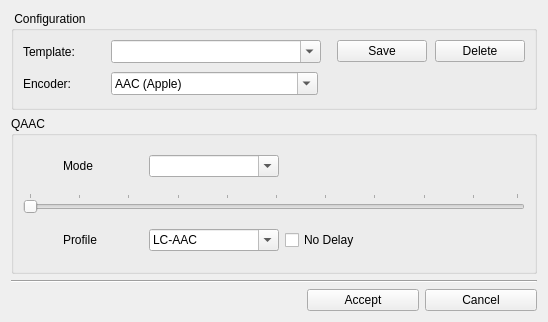
Old version of the form tools/audio_config.ui in the repository emako/qvs.
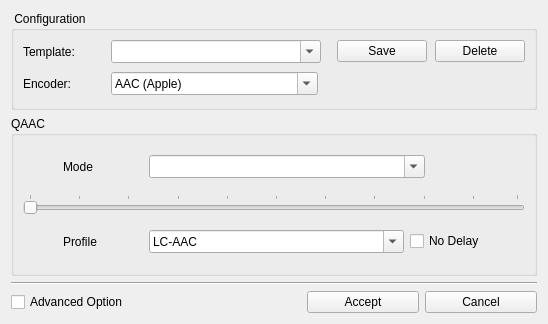
New version of the form. Icons and pictures are not drawn.

Commit message:
Resource chg & Audio Config chg
Added Splash Alpha Ch.
Update to alpha1.4.

The edit to the form file:
```diff
--- a/tools/audio_config.ui
+++ b/tools/audio_config.ui
@@ -7,7 +7,7 @@
     <x>0</x>
     <y>0</y>
     <width>548</width>
-    <height>322</height>
+    <height>324</height>
    </rect>
   </property>
   <property name="windowTitle">
@@ -317,16 +317,22 @@
             </item>
             <item>
              <widget class="QComboBox" name="comboBoxAacAppleMode">
+              <property name="sizePolicy">
+               <sizepolicy hsizetype="Expanding" vsizetype="Fixed">
+                <horstretch>0</horstretch>
+                <verstretch>0</verstretch>
+               </sizepolicy>
+              </property>
               <property name="minimumSize">
                <size>
-                <width>130</width>
-                <height>22</height>
+                <width>180</width>
+                <height>23</height>
                </size>
               </property>
               <property name="maximumSize">
                <size>
-                <width>90</width>
-                <height>22</height>
+                <width>16777215</width>
+                <height>16777215</height>
                </size>
               </property>
               <property name="editable">
@@ -342,9 +348,12 @@
               <property name="orientation">
                <enum>Qt::Horizontal</enum>
               </property>
+              <property name="sizeType">
+               <enum>QSizePolicy::Fixed</enum>
+              </property>
               <property name="sizeHint" stdset="0">
                <size>
-                <width>40</width>
+                <width>100</width>
                 <height>20</height>
                </size>
               </property>
@@ -414,16 +423,22 @@
             </item>
             <item>
              <widget class="QComboBox" name="comboBoxAacAppleProfile">
+              <property name="sizePolicy">
+               <sizepolicy hsizetype="Expanding" vsizetype="Fixed">
+                <horstretch>0</horstretch>
+                <verstretch>0</verstretch>
+               </sizepolicy>
+              </property>
               <property name="minimumSize">
                <size>
-                <width>130</width>
-                <height>22</height>
+                <width>180</width>
+                <height>23</height>
                </size>
               </property>
               <property name="maximumSize">
                <size>
-                <width>90</width>
-                <height>22</height>
+                <width>16777215</width>
+                <height>16777215</height>
                </size>
               </property>
               <property name="editable">
@@ -456,6 +471,9 @@
               <property name="orientation">
                <enum>Qt::Horizontal</enum>
               </property>
+              <property name="sizeType">
+               <enum>QSizePolicy::Fixed</enum>
+              </property>
               <property name="sizeHint" stdset="0">
                <size>
                 <width>40</width>
@@ -1443,6 +1461,13 @@
    </item>
    <item>
     <layout class="QHBoxLayout" name="horizontalLayout">
+     <item>
+      <widget class="QCheckBox" name="checkBoxAdvancedOption">
+       <property name="text">
+        <string>Advanced Option</string>
+       </property>
+      </widget>
+     </item>
      <item>
       <spacer name="horizontalSpacer">
        <property name="orientation">
```
Left out of the diff: 81 changed lines with no effect on the pictures. The commit also changes 28 other files.
